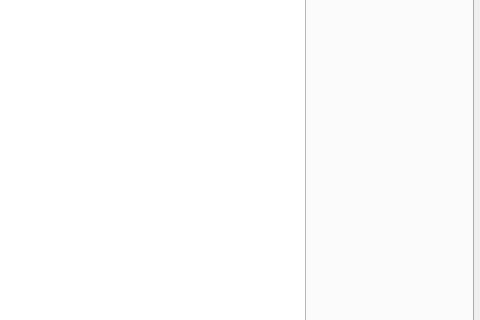
This is mainwindow.ui in Near8954/library_system as Qt 5 draws it before an edit; both pictures show x 857 to 1337 and y 182 to 502 of the 1337 by 705 pixel window. The edited form follows.
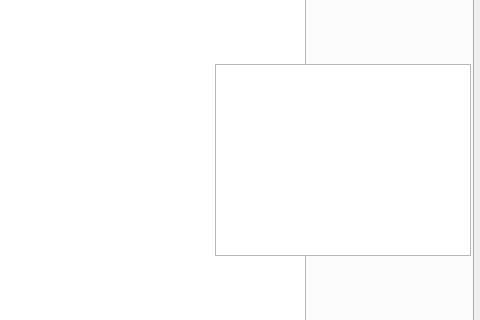
This is the edited form.

```diff
--- a/mainwindow.ui
+++ b/mainwindow.ui
@@ -81,6 +81,16 @@
        <string>Добавить ученика</string>
       </property>
      </widget>
+     <widget class="QTextBrowser" name="textBrowser">
+      <property name="geometry">
+       <rect>
+        <x>1070</x>
+        <y>220</y>
+        <width>256</width>
+        <height>192</height>
+       </rect>
+      </property>
+     </widget>
     </widget>
     <widget class="QWidget" name="tab_3">
      <attribute name="title">
```
